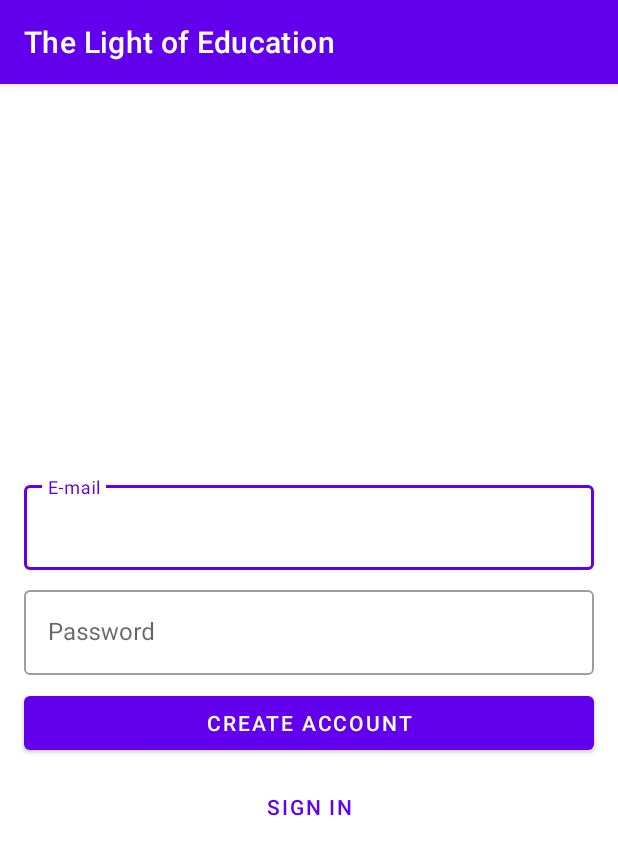
After one commit to coriolang/android-light-education, an Android app: the fragment AuthFragment shown on its own in the app's theme, on a phone screen of 412 x 824 dp. The commit adds this screen. Shown: the top 855 px of the screen. Run offline under Robolectric (Android 15) with nearby library versions, the phone set to English and light mode, and no system bars.

Commit message:
Authentication layout

```diff
--- a/app/build.gradle
+++ b/app/build.gradle
@@ -5,12 +5,12 @@ plugins {
 
 android {
     namespace 'com.coriolang.lighteducation'
-    compileSdk 32
+    compileSdk 33
 
     defaultConfig {
         applicationId "com.coriolang.lighteducation"
         minSdk 21
-        targetSdk 32
+        targetSdk 33
         versionCode 1
         versionName "1.0"
 
@@ -34,10 +34,11 @@ android {
 
 dependencies {
 
-    implementation 'androidx.core:core-ktx:1.7.0'
+    implementation 'androidx.core:core-ktx:1.9.0'
     implementation 'androidx.appcompat:appcompat:1.5.1'
     implementation 'com.google.android.material:material:1.7.0'
     implementation 'androidx.constraintlayout:constraintlayout:2.1.4'
+
     testImplementation 'junit:junit:4.13.2'
     androidTestImplementation 'androidx.test.ext:junit:1.1.5'
     androidTestImplementation 'androidx.test.espresso:espresso-core:3.5.1'
--- a/app/src/main/java/com/coriolang/lighteducation/MainActivity.kt
+++ b/app/src/main/java/com/coriolang/lighteducation/MainActivity.kt
@@ -4,6 +4,7 @@ import androidx.appcompat.app.AppCompatActivity
 import android.os.Bundle
 
 class MainActivity : AppCompatActivity() {
+
     override fun onCreate(savedInstanceState: Bundle?) {
         super.onCreate(savedInstanceState)
         setContentView(R.layout.activity_main)
--- /dev/null
+++ b/app/src/main/java/com/coriolang/lighteducation/ui/AuthFragment.kt
@@ -0,0 +1,23 @@
+package com.coriolang.lighteducation.ui
+
+import android.os.Bundle
+import androidx.fragment.app.Fragment
+import android.view.LayoutInflater
+import android.view.View
+import android.view.ViewGroup
+import com.coriolang.lighteducation.R
+
+class AuthFragment : Fragment() {
+
+    override fun onCreate(savedInstanceState: Bundle?) {
+        super.onCreate(savedInstanceState)
+    }
+
+    override fun onCreateView(
+        inflater: LayoutInflater, container: ViewGroup?,
+        savedInstanceState: Bundle?
+    ): View? {
+        // Inflate the layout for this fragment
+        return inflater.inflate(R.layout.fragment_auth, container, false)
+    }
+}
--- a/app/src/main/res/layout/activity_main.xml
+++ b/app/src/main/res/layout/activity_main.xml
@@ -1,18 +1,8 @@
 <?xml version="1.0" encoding="utf-8"?>
-<androidx.constraintlayout.widget.ConstraintLayout xmlns:android="http://schemas.android.com/apk/res/android"
-    xmlns:app="http://schemas.android.com/apk/res-auto"
+<androidx.fragment.app.FragmentContainerView xmlns:android="http://schemas.android.com/apk/res/android"
     xmlns:tools="http://schemas.android.com/tools"
+    android:name="com.coriolang.lighteducation.ui.AuthFragment"
     android:layout_width="match_parent"
     android:layout_height="match_parent"
-    tools:context=".MainActivity">
-
-    <TextView
-        android:layout_width="wrap_content"
-        android:layout_height="wrap_content"
-        android:text="Hello World!"
-        app:layout_constraintBottom_toBottomOf="parent"
-        app:layout_constraintEnd_toEndOf="parent"
-        app:layout_constraintStart_toStartOf="parent"
-        app:layout_constraintTop_toTopOf="parent" />
-
-</androidx.constraintlayout.widget.ConstraintLayout>
+    tools:context=".MainActivity"
+    tools:layout="@layout/fragment_auth" />
--- /dev/null
+++ b/app/src/main/res/layout/fragment_auth.xml
@@ -0,0 +1,73 @@
+<?xml version="1.0" encoding="utf-8"?>
+<androidx.constraintlayout.widget.ConstraintLayout xmlns:android="http://schemas.android.com/apk/res/android"
+    xmlns:app="http://schemas.android.com/apk/res-auto"
+    xmlns:tools="http://schemas.android.com/tools"
+    android:layout_width="match_parent"
+    android:layout_height="match_parent"
+    tools:context=".ui.AuthFragment">
+
+    <com.google.android.material.textfield.TextInputLayout
+        android:id="@+id/text_field_email"
+        style="@style/Widget.MaterialComponents.TextInputLayout.OutlinedBox"
+        android:layout_width="0dp"
+        android:layout_height="wrap_content"
+        android:layout_marginStart="16dp"
+        android:layout_marginEnd="16dp"
+        android:hint="E-mail"
+        app:layout_constraintBottom_toTopOf="@+id/text_field_password"
+        app:layout_constraintEnd_toEndOf="parent"
+        app:layout_constraintHorizontal_bias="0.5"
+        app:layout_constraintStart_toStartOf="parent"
+        app:layout_constraintTop_toTopOf="parent"
+        app:layout_constraintVertical_chainStyle="packed">
+
+        <com.google.android.material.textfield.TextInputEditText
+            android:layout_width="match_parent"
+            android:layout_height="wrap_content"
+            android:inputType="textEmailAddress" />
+
+    </com.google.android.material.textfield.TextInputLayout>
+
+    <com.google.android.material.textfield.TextInputLayout
+        android:id="@+id/text_field_password"
+        style="@style/Widget.MaterialComponents.TextInputLayout.OutlinedBox"
+        android:layout_width="0dp"
+        android:layout_height="wrap_content"
+        android:layout_marginTop="8dp"
+        android:hint="Password"
+        app:layout_constraintBottom_toTopOf="@+id/button_create_account"
+        app:layout_constraintEnd_toEndOf="@+id/text_field_email"
+        app:layout_constraintStart_toStartOf="@+id/text_field_email"
+        app:layout_constraintTop_toBottomOf="@+id/text_field_email">
+
+        <com.google.android.material.textfield.TextInputEditText
+            android:layout_width="match_parent"
+            android:layout_height="wrap_content"
+            android:inputType="textPassword" />
+
+    </com.google.android.material.textfield.TextInputLayout>
+
+    <Button
+        android:id="@+id/button_create_account"
+        android:layout_width="0dp"
+        android:layout_height="wrap_content"
+        android:layout_marginTop="8dp"
+        android:text="Create account"
+        app:layout_constraintBottom_toTopOf="@+id/button_sign_in"
+        app:layout_constraintEnd_toEndOf="@+id/text_field_password"
+        app:layout_constraintStart_toStartOf="@+id/text_field_password"
+        app:layout_constraintTop_toBottomOf="@+id/text_field_password" />
+
+    <Button
+        android:id="@+id/button_sign_in"
+        style="@style/Widget.MaterialComponents.Button.TextButton"
+        android:layout_width="0dp"
+        android:layout_height="wrap_content"
+        android:layout_marginTop="8dp"
+        android:text="Sign in"
+        app:layout_constraintBottom_toBottomOf="parent"
+        app:layout_constraintEnd_toEndOf="@+id/button_create_account"
+        app:layout_constraintStart_toStartOf="@+id/button_create_account"
+        app:layout_constraintTop_toBottomOf="@+id/button_create_account" />
+
+</androidx.constraintlayout.widget.ConstraintLayout>
```
